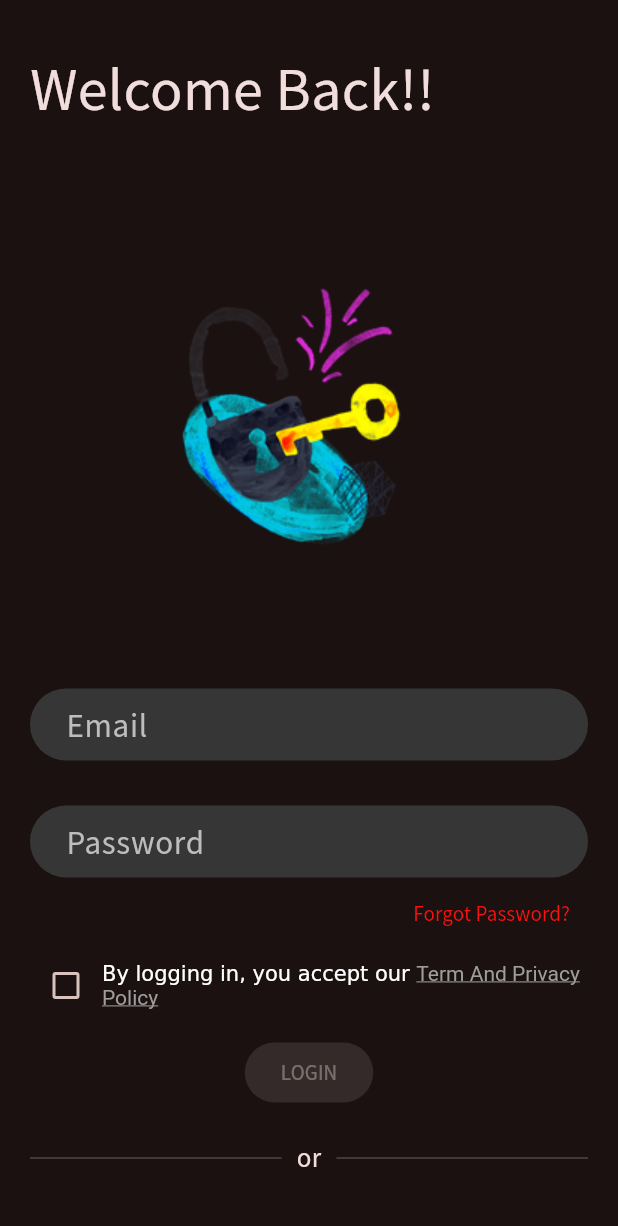
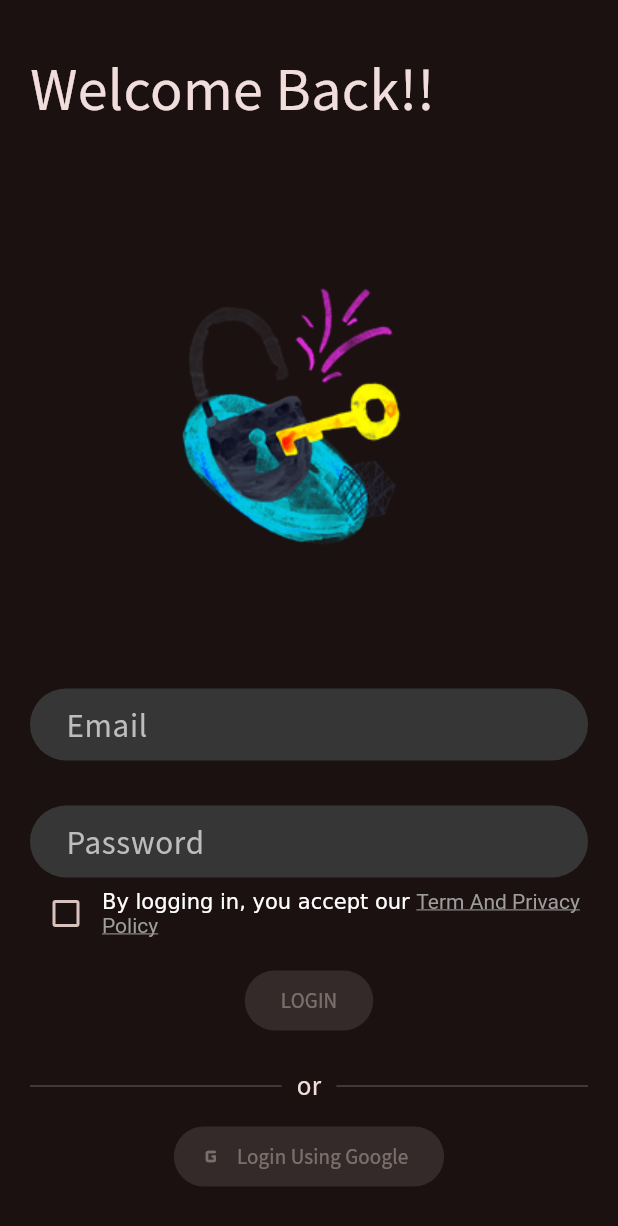
Before and after one commit to gojalifs/satria_optics, a Flutter app: the screen it shows after launch, on a phone screen of 412 x 824 dp. Shown: the top 1226 px of the screen. Run offline on Flutter 3.47's test engine with Material 3 defaults, Android fonts, the phone set to English and light mode, and no system bars; our stand-ins replace carousel_slider, cherry_toast, cloud_firestore, easy_refresh, firebase_auth, firebase_core and 7 more; accounts and stored records are empty.

Commit message:
removed forgot password and unused data in register

```diff
--- a/lib/screen/auth/login_screen.dart
+++ b/lib/screen/auth/login_screen.dart
@@ -4,7 +4,7 @@ import 'package:flutter/material.dart';
 import 'package:loading_animation_widget/loading_animation_widget.dart';
 import 'package:provider/provider.dart';
 
-import 'package:satria_optik/provider/auth_provider.dart';
+import 'package:satria_optik/provider/auth_provider.dart' as authProv;
 import 'package:satria_optik/provider/user_provider.dart';
 import 'package:satria_optik/screen/auth/tos_screen.dart';
 
@@ -100,19 +100,22 @@ class _LoginPageState extends State<LoginPage> {
                           return null;
                         },
                       ),
-                      Align(
-                        alignment: Alignment.centerRight,
-                        child: TextButton(
-                          onPressed: () {
-                            Navigator.pushNamed(
-                                context, ForgotPasswordPage.routeName);
-                          },
-                          child: const Text('Forgot Password?'),
-                        ),
-                      ),
+                      /*
+                        TODO uncomment when app check implemented in firebase
+                       */
+                      // Align(
+                      //   alignment: Alignment.centerRight,
+                      //   child: TextButton(
+                      //     onPressed: () {
+                      //       Navigator.pushNamed(
+                      //           context, ForgotPasswordPage.routeName);
+                      //     },
+                      //     child: const Text('Forgot Password?'),
+                      //   ),
+                      // ),
                       Row(
                         children: [
-                          Consumer<AuthProvider>(
+                          Consumer<authProv.AuthProvider>(
                             builder: (context, authProv, child) {
                               return Checkbox.adaptive(
                                 value: authProv.isTosApproved,
@@ -167,7 +170,7 @@ class _LoginPageState extends State<LoginPage> {
                         ],
                       ),
                       const SizedBox(height: 10),
-                      Consumer2<AuthProvider, UserProvider>(
+                      Consumer2<authProv.AuthProvider, UserProvider>(
                         builder: (context, auth, user, child) =>
                             ElevatedButton.icon(
                           onPressed: auth.isTosApproved
@@ -190,15 +193,18 @@ class _LoginPageState extends State<LoginPage> {
                                       },
                                     );
                                   } catch (e) {
+                                    if (context.mounted) {
                                       Navigator.of(context).pop();
                                       if (e.toString().contains('null')) {
                                         return;
                                       }
-                                    ScaffoldMessenger.of(context).showSnackBar(
+                                      ScaffoldMessenger.of(context)
+                                          .showSnackBar(
                                         SnackBar(
                                           content: Text('$e'),
                                         ),
                                       );
+                                    }
                                   }
                                 }
                               : null,
@@ -227,11 +233,11 @@ class _LoginPageState extends State<LoginPage> {
 
 class LoginWithPassword extends StatelessWidget {
   const LoginWithPassword({
-    Key? key,
+    super.key,
     required this.emailController,
     required this.passController,
     required this.formKey,
-  }) : super(key: key);
+  });
 
   final TextEditingController emailController;
   final TextEditingController passController;
@@ -239,7 +245,7 @@ class LoginWithPassword extends StatelessWidget {
 
   @override
   Widget build(BuildContext context) {
-    return Consumer<AuthProvider>(
+    return Consumer<authProv.AuthProvider>(
       builder: (context, authProv, child) => ElevatedButton(
         onPressed: authProv.isTosApproved
             ? () async {
@@ -268,17 +274,21 @@ class LoginWithPassword extends StatelessWidget {
                       },
                     );
                   } on FirebaseAuthException {
+                    if (context.mounted) {
                       Navigator.of(context).pop();
                       ScaffoldMessenger.of(context).showSnackBar(
                         const SnackBar(
                           content: Text('Invalid Credentials'),
                         ),
                       );
+                    }
                   } catch (e) {
+                    if (context.mounted) {
                       Navigator.of(context).pop();
                       ScaffoldMessenger.of(context).showSnackBar(
                         SnackBar(content: Text('$e')),
                       );
+                    }
                     debugPrint('$e');
                   }
                 }
```
Also changed, not shown: lib/screen/auth/register_screen.dart (+0 -10 lines), pubspec.yaml (+4 -4 lines), pubspec.lock. Lines whose indentation alone changed are shown as unchanged.
